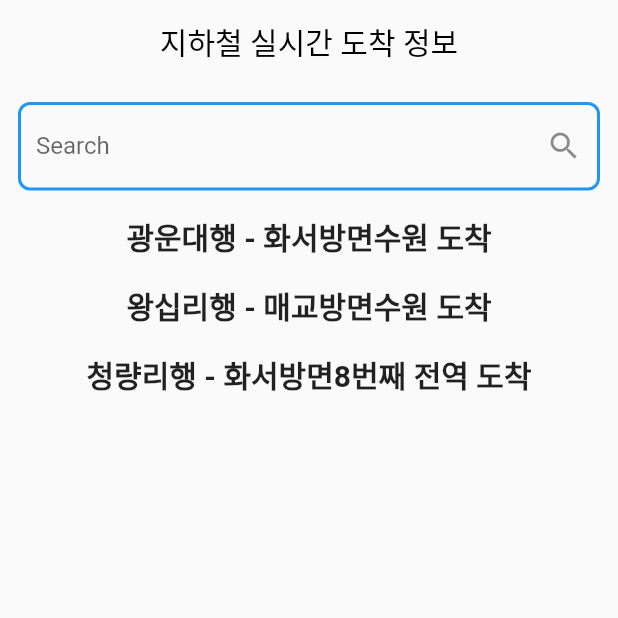
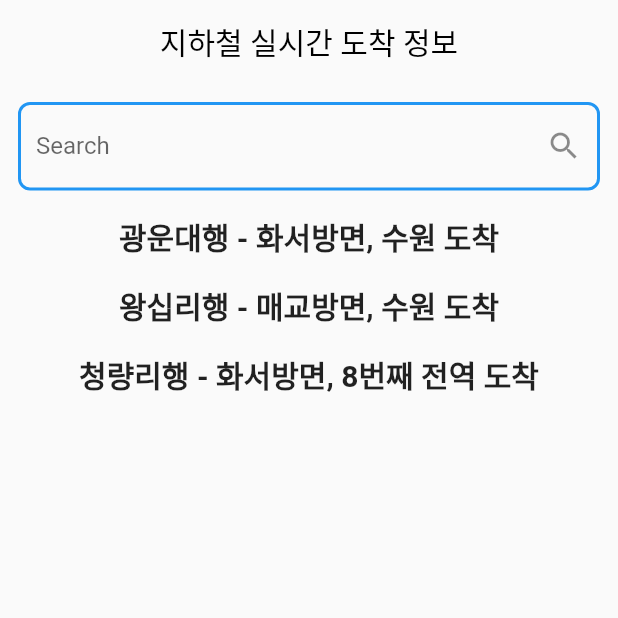
Before and after one commit to fulmoon/subway_arrival_inform, a Flutter app: the screen it shows after launch, on a phone screen of 412 x 824 dp, the top half of it. Run offline on Flutter 3.47's test engine with Material 2 defaults, Android fonts, the phone set to English and light mode, and no system bars.

Commit message:
Feat: add arrivals api read url json to list   #Air

```diff
--- a/lib/subway_arrival_inform.dart
+++ b/lib/subway_arrival_inform.dart
@@ -66,7 +66,7 @@ class _SubwayArrivalInformState extends State<SubwayArrivalInform> {
                         child: Row(
                           mainAxisAlignment: MainAxisAlignment.center,
                           children: [
-                            Text(arrivals[index]['trainLineNm'],
+                            Text("${arrivals[index]['trainLineNm']}, ",
                               style: const TextStyle(fontSize: 20, fontWeight: FontWeight.bold),),
                             Text(arrivals[index]["arvlMsg2"],
                               style: const TextStyle(fontSize: 20, fontWeight: FontWeight.bold),),
--- a/pubspec.yaml
+++ b/pubspec.yaml
@@ -34,6 +34,7 @@ dependencies:
   # The following adds the Cupertino Icons font to your application.
   # Use with the CupertinoIcons class for iOS style icons.
   cupertino_icons: ^1.0.2
+  http: ^0.13.5
 
 dev_dependencies:
   flutter_test:
```
Also changed, not shown: lib/arrival.dart (+6 -6 lines), lib/arrival_api.dart (added, +18 -0 lines), pubspec.lock.
